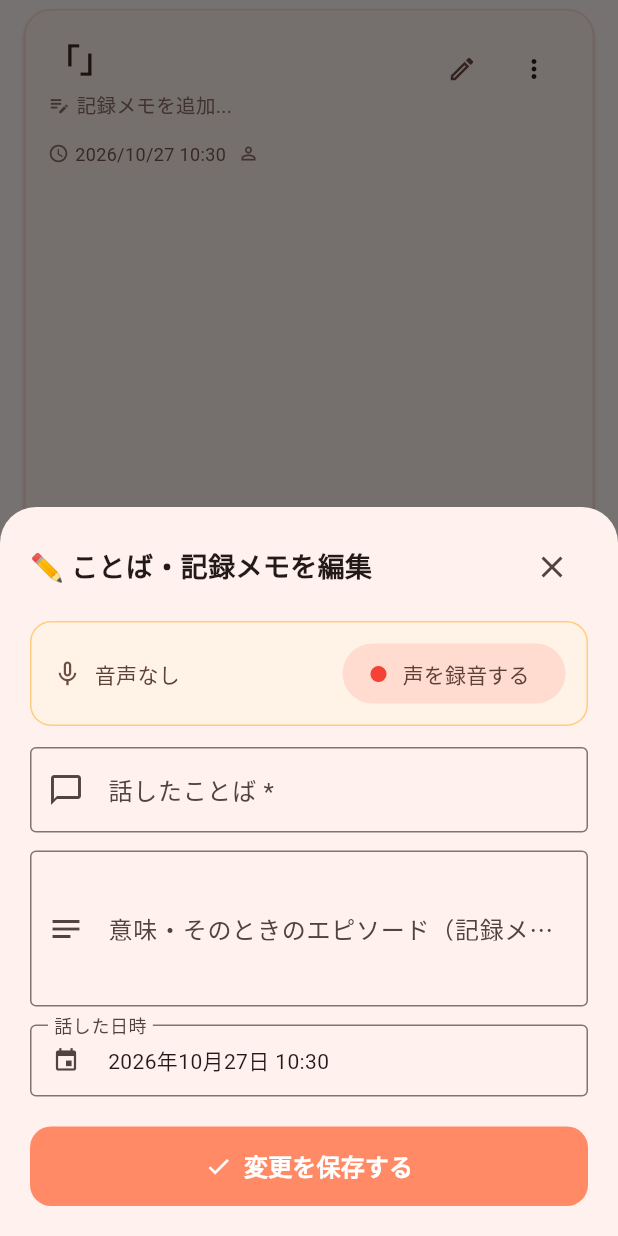
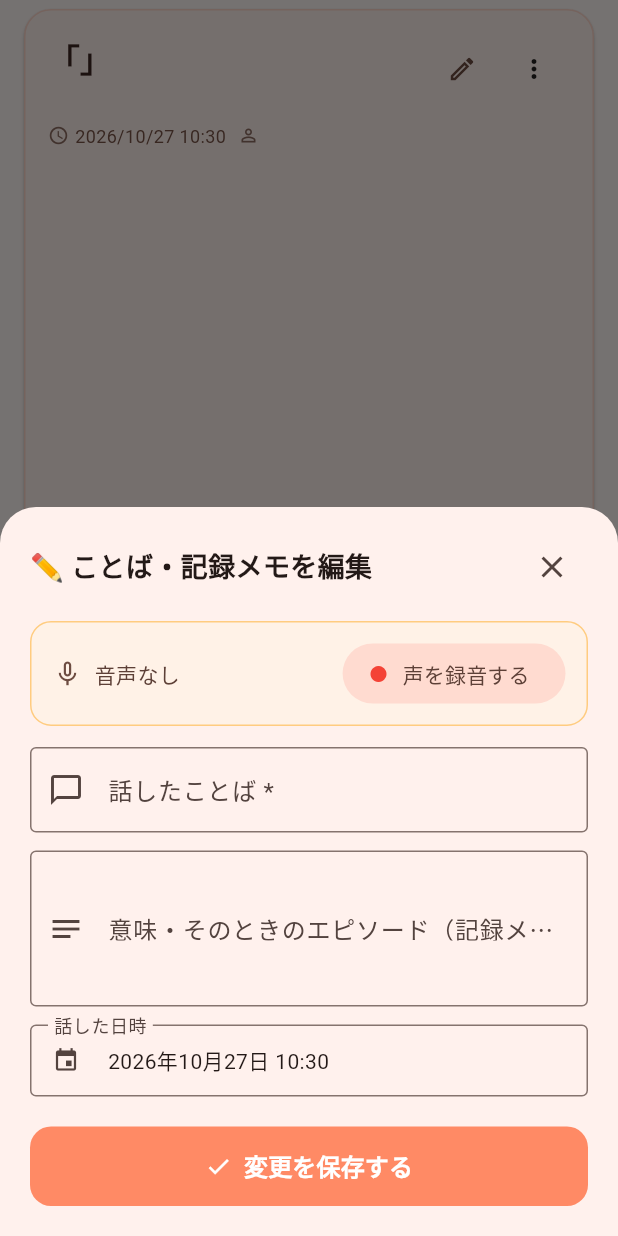
Before and after one commit to ompugao/kotobalog, a Flutter app: the WordEntryCard widget shown alone on an empty page, opened directly with empty values, after a tap on an icon or button, on a phone screen of 412 x 824 dp. Run offline on Flutter 3.47's test engine with Material 3 defaults, Android fonts, the phone set to English and light mode, and no system bars; our stand-ins replace app_links, audioplayers, flutter_riverpod, shared_preferences, table_calendar; missing offline and left inert: dart:js_interop, record; accounts and stored records are empty; network calls fail.

Commit message:
style: remove empty memo placeholder text from word entry card

```diff
--- a/app/lib/widgets/word_entry_card.dart
+++ b/app/lib/widgets/word_entry_card.dart
@@ -124,8 +124,8 @@ class _WordEntryCardState extends ConsumerState<WordEntryCard> {
                               color: Color(0xFF3E2723),
                             ),
                           ),
-                          const SizedBox(height: 6),
-                          if (entry.meaning.isNotEmpty)
+                          if (entry.meaning.isNotEmpty) ...[
+                            const SizedBox(height: 6),
                             Text(
                               entry.meaning,
                               style: TextStyle(
@@ -133,26 +133,8 @@ class _WordEntryCardState extends ConsumerState<WordEntryCard> {
                                 color: Colors.brown.shade700,
                                 height: 1.4,
                               ),
-                            )
-                          else
-                            Row(
-                              mainAxisSize: MainAxisSize.min,
-                              children: [
-                                Icon(
-                                  Icons.edit_note,
-                                  size: 15,
-                                  color: Colors.brown.shade400,
-                                ),
-                                const SizedBox(width: 4),
-                                Text(
-                                  '記録メモを追加...',
-                                  style: TextStyle(
-                                    fontSize: 13,
-                                    color: Colors.brown.shade400,
-                                  ),
-                                ),
-                              ],
                             ),
+                          ],
                         ],
                       ),
                     ),
```
